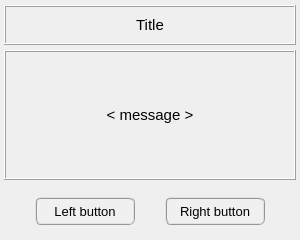
Old version of the form pulse/interface/ui_files/messages/call_double_confirmation.ui in the repository open-pulse/OpenPulse.
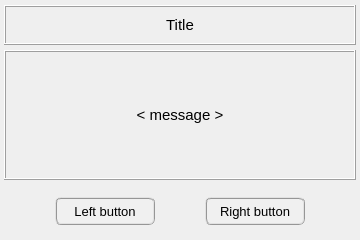
New version of the form.

Patch:
```diff
--- a/pulse/interface/ui_files/messages/call_double_confirmation.ui
+++ b/pulse/interface/ui_files/messages/call_double_confirmation.ui
@@ -6,7 +6,7 @@
    <rect>
     <x>0</x>
     <y>0</y>
-    <width>300</width>
+    <width>360</width>
     <height>240</height>
    </rect>
   </property>
```
